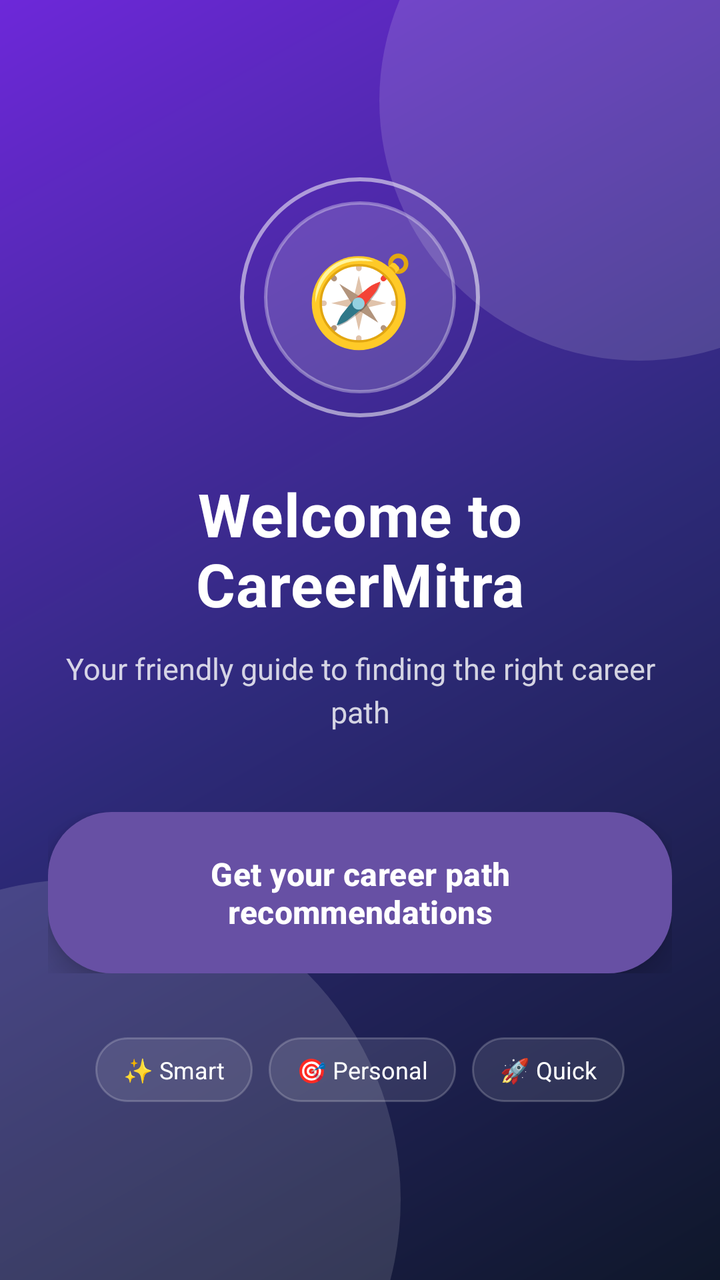
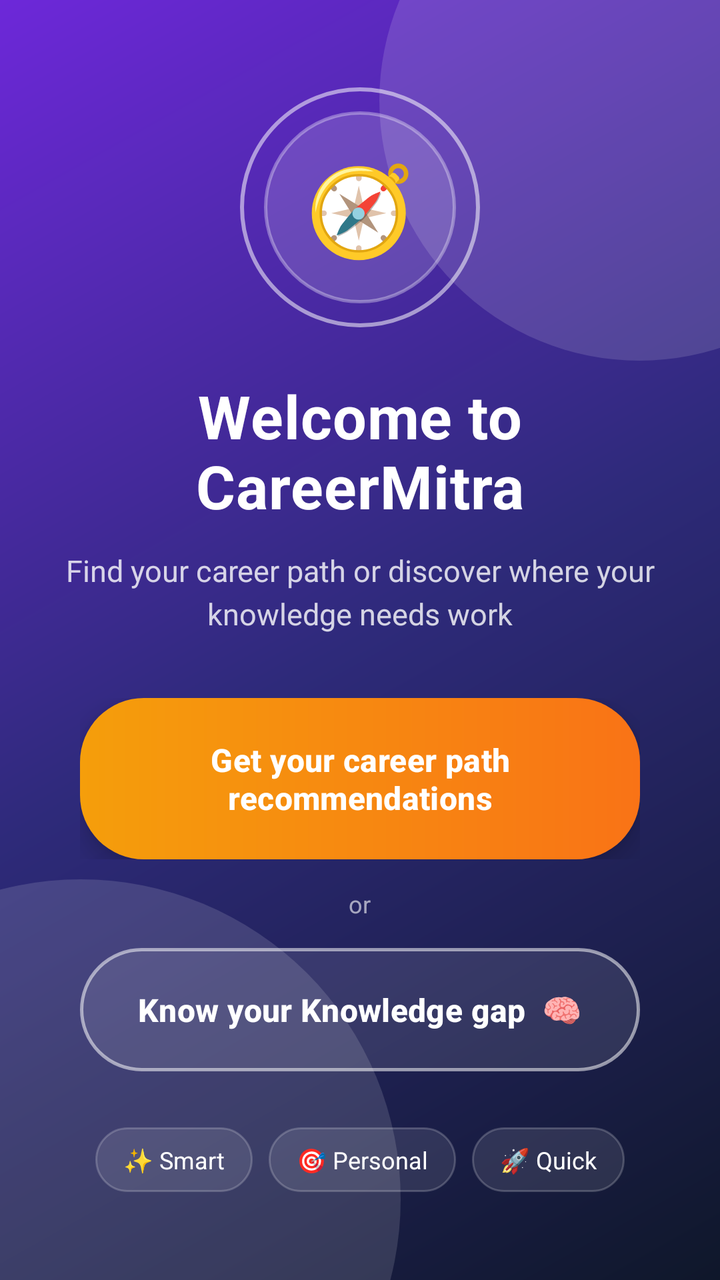

An Android layout rendered at two revisions. The XML below is the earlier revision; the diff shows what the commit changed to produce the second picture.
<!-- AndroidManifest.xml: application theme Theme.CareerMitra -->
<!-- res/layout/activity_welcome.xml -->
<?xml version="1.0" encoding="utf-8"?>
<FrameLayout xmlns:android="http://schemas.android.com/apk/res/android"
    android:layout_width="match_parent"
    android:layout_height="match_parent"
    android:background="@drawable/bg_welcome_gradient">

    
    <View
        android:id="@+id/blob_top"
        android:layout_width="260dp"
        android:layout_height="260dp"
        android:layout_gravity="top|end"
        android:layout_marginTop="-80dp"
        android:layout_marginEnd="-90dp"
        android:background="@drawable/bg_blob" />

    <View
        android:id="@+id/blob_bottom"
        android:layout_width="320dp"
        android:layout_height="320dp"
        android:layout_gravity="bottom|start"
        android:layout_marginStart="-120dp"
        android:layout_marginBottom="-120dp"
        android:background="@drawable/bg_blob" />

    <LinearLayout
        android:orientation="vertical"
        android:gravity="center"
        android:padding="24dp"
        android:layout_width="match_parent"
        android:layout_height="match_parent">

        
        <FrameLayout
            android:id="@+id/fl_icon"
            android:layout_width="120dp"
            android:layout_height="120dp"
            android:layout_marginBottom="28dp">

            <View
                android:id="@+id/view_pulse_ring"
                android:layout_width="match_parent"
                android:layout_height="match_parent"
                android:background="@drawable/bg_pulse_ring" />

            <FrameLayout
                android:layout_width="96dp"
                android:layout_height="96dp"
                android:layout_gravity="center"
                android:background="@drawable/bg_icon_circle">

                <TextView
                    android:id="@+id/tv_icon_emoji"
                    android:layout_width="wrap_content"
                    android:layout_height="wrap_content"
                    android:layout_gravity="center"
                    android:text="🧭"
                    android:textSize="44sp" />
            </FrameLayout>
        </FrameLayout>

        <TextView
            android:id="@+id/tv_title"
            android:text="Welcome to CareerMitra"
            android:textSize="30sp"
            android:textStyle="bold"
            android:textColor="#FFFFFF"
            android:gravity="center"
            android:letterSpacing="0.01"
            android:layout_marginBottom="12dp"
            android:layout_width="wrap_content"
            android:layout_height="wrap_content"/>

        <TextView
            android:id="@+id/tv_subtitle"
            android:text="Your friendly guide to finding the right career path"
            android:textSize="15sp"
            android:textColor="#CCFFFFFF"
            android:gravity="center"
            android:lineSpacingExtra="4dp"
            android:layout_marginBottom="40dp"
            android:layout_width="wrap_content"
            android:layout_height="wrap_content"/>

        <FrameLayout
            android:id="@+id/fl_button_wrap"
            android:layout_width="wrap_content"
            android:layout_height="wrap_content"
            android:layout_marginBottom="32dp">

            <Button
                android:id="@+id/btn_get_recommendations"
                android:text="Get your career path recommendations"
                android:textColor="#FFFFFF"
                android:textStyle="bold"
                android:textSize="16sp"
                android:textAllCaps="false"
                android:background="@drawable/bg_button_primary"
                android:stateListAnimator="@null"
                android:elevation="8dp"
                android:paddingStart="28dp"
                android:paddingEnd="28dp"
                android:paddingTop="16dp"
                android:paddingBottom="16dp"
                android:layout_width="wrap_content"
                android:layout_height="wrap_content"/>
        </FrameLayout>

        <LinearLayout
            android:id="@+id/ll_chips"
            android:orientation="horizontal"
            android:gravity="center"
            android:layout_width="wrap_content"
            android:layout_height="wrap_content">

            <TextView
                android:text="✨ Smart"
                android:textColor="#FFFFFF"
                android:textSize="12sp"
                android:background="@drawable/bg_chip"
                android:paddingStart="14dp"
                android:paddingEnd="14dp"
                android:paddingTop="8dp"
                android:paddingBottom="8dp"
                android:layout_marginEnd="8dp"
                android:layout_width="wrap_content"
                android:layout_height="wrap_content"/>

            <TextView
                android:text="🎯 Personal"
                android:textColor="#FFFFFF"
                android:textSize="12sp"
                android:background="@drawable/bg_chip"
                android:paddingStart="14dp"
                android:paddingEnd="14dp"
                android:paddingTop="8dp"
                android:paddingBottom="8dp"
                android:layout_marginEnd="8dp"
                android:layout_width="wrap_content"
                android:layout_height="wrap_content"/>

            <TextView
                android:text="🚀 Quick"
                android:textColor="#FFFFFF"
                android:textSize="12sp"
                android:background="@drawable/bg_chip"
                android:paddingStart="14dp"
                android:paddingEnd="14dp"
                android:paddingTop="8dp"
                android:paddingBottom="8dp"
                android:layout_width="wrap_content"
                android:layout_height="wrap_content"/>
        </LinearLayout>
    </LinearLayout>
</FrameLayout>
<!-- resources referenced by this layout -->
<resources>
  <!-- drawable bg_blob (drawable) -->
  <?xml version="1.0" encoding="utf-8"?>
  <shape xmlns:android="http://schemas.android.com/apk/res/android" android:shape="oval">
      <solid android:color="#22FFFFFF" />
  </shape>
  <!-- drawable bg_button_primary (drawable) -->
  <?xml version="1.0" encoding="utf-8"?>
  <ripple xmlns:android="http://schemas.android.com/apk/res/android"
      android:color="#55FFFFFF">
      <item>
          <shape android:shape="rectangle">
              <gradient
                  android:angle="0"
                  android:startColor="#F59E0B"
                  android:endColor="#F97316" />
              <corners android:radius="32dp" />
          </shape>
      </item>
  </ripple>
  <!-- drawable bg_chip (drawable) -->
  <?xml version="1.0" encoding="utf-8"?>
  <shape xmlns:android="http://schemas.android.com/apk/res/android" android:shape="rectangle">
      <solid android:color="#1AFFFFFF" />
      <stroke android:width="1dp" android:color="#33FFFFFF" />
      <corners android:radius="20dp" />
  </shape>
  <!-- drawable bg_icon_circle (drawable) -->
  <?xml version="1.0" encoding="utf-8"?>
  <shape xmlns:android="http://schemas.android.com/apk/res/android" android:shape="oval">
      <solid android:color="#26FFFFFF" />
      <stroke android:width="1.5dp" android:color="#55FFFFFF" />
  </shape>
  <!-- drawable bg_pulse_ring (drawable) -->
  <?xml version="1.0" encoding="utf-8"?>
  <shape xmlns:android="http://schemas.android.com/apk/res/android" android:shape="oval">
      <solid android:color="#00000000" />
      <stroke android:width="2dp" android:color="#88FFFFFF" />
  </shape>
  <!-- drawable bg_welcome_gradient (drawable) -->
  <?xml version="1.0" encoding="utf-8"?>
  <shape xmlns:android="http://schemas.android.com/apk/res/android" android:shape="rectangle">
      <gradient
          android:angle="135"
          android:startColor="#0F172A"
          android:centerColor="#2E2A7A"
          android:endColor="#6D28D9"
          android:type="linear" />
  </shape>
  <style name="Theme.CareerMitra" parent="Theme.Material3.DayNight.NoActionBar">
  
          
          <item name="windowActionBar">false</item>
          <item name="windowNoTitle">true</item>
  
          
          <item name="android:statusBarColor">@android:color/transparent</item>
          <item name="android:navigationBarColor">@android:color/black</item>
  
          
          <item name="android:windowBackground">@color/white</item>
  
      </style>
  <color name="white">#FFFFFF</color>
</resources>

<!-- the commit's change to res/layout/activity_welcome.xml (unified diff, before → after) -->
@@ -1,5 +1,6 @@
 <?xml version="1.0" encoding="utf-8"?>
 <FrameLayout xmlns:android="http://schemas.android.com/apk/res/android"
+    xmlns:app="http://schemas.android.com/apk/res-auto"
     android:layout_width="match_parent"
     android:layout_height="match_parent"
     android:background="@drawable/bg_welcome_gradient">
@@ -23,133 +24,182 @@
         android:layout_marginBottom="-120dp"
         android:background="@drawable/bg_blob" />
 
-    <LinearLayout
-        android:orientation="vertical"
-        android:gravity="center"
-        android:padding="24dp"
+    <ScrollView
         android:layout_width="match_parent"
-        android:layout_height="match_parent">
-
-        
-        <FrameLayout
-            android:id="@+id/fl_icon"
-            android:layout_width="120dp"
-            android:layout_height="120dp"
-            android:layout_marginBottom="28dp">
-
-            <View
-                android:id="@+id/view_pulse_ring"
+        android:layout_height="match_parent"
+        android:fillViewport="true"
+        android:scrollbars="none">
+
+        <LinearLayout
+            android:orientation="vertical"
+            android:gravity="center"
+            android:padding="24dp"
+            android:layout_width="match_parent"
+            android:layout_height="match_parent">
+
+            
+            <FrameLayout
+                android:id="@+id/fl_icon"
+                android:layout_width="120dp"
+                android:layout_height="120dp"
+                android:layout_marginBottom="24dp">
+
+                <View
+                    android:id="@+id/view_pulse_ring"
+                    android:layout_width="match_parent"
+                    android:layout_height="match_parent"
+                    android:background="@drawable/bg_pulse_ring" />
+
+                <FrameLayout
+                    android:layout_width="96dp"
+                    android:layout_height="96dp"
+                    android:layout_gravity="center"
+                    android:background="@drawable/bg_icon_circle">
+
+                    <TextView
+                        android:id="@+id/tv_icon_emoji"
+                        android:layout_width="wrap_content"
+                        android:layout_height="wrap_content"
+                        android:layout_gravity="center"
+                        android:text="🧭"
+                        android:textSize="44sp" />
+                </FrameLayout>
+            </FrameLayout>
+
+            <TextView
+                android:id="@+id/tv_title"
+                android:text="Welcome to CareerMitra"
+                android:textSize="30sp"
+                android:textStyle="bold"
+                android:textColor="#FFFFFF"
+                android:gravity="center"
+                android:letterSpacing="0.01"
+                android:layout_marginBottom="12dp"
+                android:layout_width="wrap_content"
+                android:layout_height="wrap_content"/>
+
+            <TextView
+                android:id="@+id/tv_subtitle"
+                android:text="Find your career path or discover where your knowledge needs work"
+                android:textSize="15sp"
+                android:textColor="#CCFFFFFF"
+                android:gravity="center"
+                android:lineSpacingExtra="4dp"
+                android:layout_marginBottom="32dp"
+                android:layout_width="wrap_content"
+                android:layout_height="wrap_content"/>
+
+            
+            <FrameLayout
+                android:id="@+id/fl_button_wrap"
                 android:layout_width="match_parent"
-                android:layout_height="match_parent"
-                android:background="@drawable/bg_pulse_ring" />
-
+                android:layout_height="wrap_content"
+                android:layout_marginStart="16dp"
+                android:layout_marginEnd="16dp">
+
+                <Button
+                    android:id="@+id/btn_get_recommendations"
+                    android:text="Get your career path recommendations"
+                    android:textColor="#FFFFFF"
+                    android:textStyle="bold"
+                    android:textSize="16sp"
+                    android:textAllCaps="false"
+                    android:background="@drawable/bg_button_primary"
+                    app:backgroundTint="@null"
+                    android:stateListAnimator="@null"
+                    android:elevation="8dp"
+                    android:paddingStart="28dp"
+                    android:paddingEnd="28dp"
+                    android:paddingTop="16dp"
+                    android:paddingBottom="16dp"
+                    android:layout_width="match_parent"
+                    android:layout_height="wrap_content"/>
+            </FrameLayout>
+
+            
+            <TextView
+                android:id="@+id/tv_or"
+                android:text="or"
+                android:textSize="12sp"
+                android:textColor="#99FFFFFF"
+                android:gravity="center"
+                android:layout_marginTop="14dp"
+                android:layout_marginBottom="14dp"
+                android:layout_width="wrap_content"
+                android:layout_height="wrap_content"/>
+
+            
             <FrameLayout
-                android:layout_width="96dp"
-                android:layout_height="96dp"
-                android:layout_gravity="center"
-                android:background="@drawable/bg_icon_circle">
+                android:id="@+id/fl_gap_wrap"
+                android:layout_width="match_parent"
+                android:layout_height="wrap_content"
+                android:layout_marginStart="16dp"
+                android:layout_marginEnd="16dp"
+                android:layout_marginBottom="28dp">
+
+                <Button
+                    android:id="@+id/btn_knowledge_gap"
+                    android:text="Know your Knowledge gap  🧠"
+                    android:textColor="#FFFFFF"
+                    android:textStyle="bold"
+                    android:textSize="16sp"
+                    android:textAllCaps="false"
+                    android:background="@drawable/bg_button_secondary"
+                    app:backgroundTint="@null"
+                    android:stateListAnimator="@null"
+                    android:paddingStart="28dp"
+                    android:paddingEnd="28dp"
+                    android:paddingTop="16dp"
+                    android:paddingBottom="16dp"
+                    android:layout_width="match_parent"
+                    android:layout_height="wrap_content"/>
+            </FrameLayout>
+
+            <LinearLayout
+                android:id="@+id/ll_chips"
+                android:orientation="horizontal"
+                android:gravity="center"
+                android:layout_width="wrap_content"
+                android:layout_height="wrap_content">
 
                 <TextView
-                    android:id="@+id/tv_icon_emoji"
+                    android:text="✨ Smart"
+                    android:textColor="#FFFFFF"
+                    android:textSize="12sp"
+                    android:background="@drawable/bg_chip"
+                    android:paddingStart="14dp"
+                    android:paddingEnd="14dp"
+                    android:paddingTop="8dp"
+                    android:paddingBottom="8dp"
+                    android:layout_marginEnd="8dp"
                     android:layout_width="wrap_content"
-                    android:layout_height="wrap_content"
-                    android:layout_gravity="center"
-                    android:text="🧭"
-                    android:textSize="44sp" />
-            </FrameLayout>
-        </FrameLayout>
-
-        <TextView
-            android:id="@+id/tv_title"
-            android:text="Welcome to CareerMitra"
-            android:textSize="30sp"
-            android:textStyle="bold"
-            android:textColor="#FFFFFF"
-            android:gravity="center"
-            android:letterSpacing="0.01"
-            android:layout_marginBottom="12dp"
-            android:layout_width="wrap_content"
-            android:layout_height="wrap_content"/>
-
-        <TextView
-            android:id="@+id/tv_subtitle"
-            android:text="Your friendly guide to finding the right career path"
-            android:textSize="15sp"
-            android:textColor="#CCFFFFFF"
-            android:gravity="center"
-            android:lineSpacingExtra="4dp"
-            android:layout_marginBottom="40dp"
-            android:layout_width="wrap_content"
-            android:layout_height="wrap_content"/>
-
-        <FrameLayout
-            android:id="@+id/fl_button_wrap"
-            android:layout_width="wrap_content"
-            android:layout_height="wrap_content"
-            android:layout_marginBottom="32dp">
-
-            <Button
-                android:id="@+id/btn_get_recommendations"
-                android:text="Get your career path recommendations"
-                android:textColor="#FFFFFF"
-                android:textStyle="bold"
-                android:textSize="16sp"
-                android:textAllCaps="false"
-                android:background="@drawable/bg_button_primary"
-                android:stateListAnimator="@null"
-                android:elevation="8dp"
-                android:paddingStart="28dp"
-                android:paddingEnd="28dp"
-                android:paddingTop="16dp"
-                android:paddingBottom="16dp"
-                android:layout_width="wrap_content"
-                android:layout_height="wrap_content"/>
-        </FrameLayout>
-
-        <LinearLayout
-            android:id="@+id/ll_chips"
-            android:orientation="horizontal"
-            android:gravity="center"
-            android:layout_width="wrap_content"
-            android:layout_height="wrap_content">
-
-            <TextView
-                android:text="✨ Smart"
-                android:textColor="#FFFFFF"
-                android:textSize="12sp"
-                android:background="@drawable/bg_chip"
-                android:paddingStart="14dp"
-                android:paddingEnd="14dp"
-                android:paddingTop="8dp"
-                android:paddingBottom="8dp"
-                android:layout_marginEnd="8dp"
-                android:layout_width="wrap_content"
-                android:layout_height="wrap_content"/>
-
-            <TextView
-                android:text="🎯 Personal"
-                android:textColor="#FFFFFF"
-                android:textSize="12sp"
-                android:background="@drawable/bg_chip"
-                android:paddingStart="14dp"
-                android:paddingEnd="14dp"
-                android:paddingTop="8dp"
-                android:paddingBottom="8dp"
-                android:layout_marginEnd="8dp"
-                android:layout_width="wrap_content"
-                android:layout_height="wrap_content"/>
-
-            <TextView
-                android:text="🚀 Quick"
-                android:textColor="#FFFFFF"
-                android:textSize="12sp"
-                android:background="@drawable/bg_chip"
-                android:paddingStart="14dp"
-                android:paddingEnd="14dp"
-                android:paddingTop="8dp"
-                android:paddingBottom="8dp"
-                android:layout_width="wrap_content"
-                android:layout_height="wrap_content"/>
+                    android:layout_height="wrap_content"/>
+
+                <TextView
+                    android:text="🎯 Personal"
+                    android:textColor="#FFFFFF"
+                    android:textSize="12sp"
+                    android:background="@drawable/bg_chip"
+                    android:paddingStart="14dp"
+                    android:paddingEnd="14dp"
+                    android:paddingTop="8dp"
+                    android:paddingBottom="8dp"
+                    android:layout_marginEnd="8dp"
+                    android:layout_width="wrap_content"
+                    android:layout_height="wrap_content"/>
+
+                <TextView
+                    android:text="🚀 Quick"
+                    android:textColor="#FFFFFF"
+                    android:textSize="12sp"
+                    android:background="@drawable/bg_chip"
+                    android:paddingStart="14dp"
+                    android:paddingEnd="14dp"
+                    android:paddingTop="8dp"
+                    android:paddingBottom="8dp"
+                    android:layout_width="wrap_content"
+                    android:layout_height="wrap_content"/>
+            </LinearLayout>
         </LinearLayout>
-    </LinearLayout>
+    </ScrollView>
 </FrameLayout>
<!-- resource entries referenced after the edit -->
@@ -15,6 +15,18 @@
                   android:angle="0"
                   android:startColor="#F59E0B"
                   android:endColor="#F97316" />
+              <corners android:radius="32dp" />
+          </shape>
+      </item>
+  </ripple>
+  <!-- drawable bg_button_secondary (drawable) -->
+  <?xml version="1.0" encoding="utf-8"?>
+  <ripple xmlns:android="http://schemas.android.com/apk/res/android"
+      android:color="#55FFFFFF">
+      <item>
+          <shape android:shape="rectangle">
+              <solid android:color="#1AFFFFFF" />
+              <stroke android:width="1.5dp" android:color="#88FFFFFF" />
               <corners android:radius="32dp" />
           </shape>
       </item>
